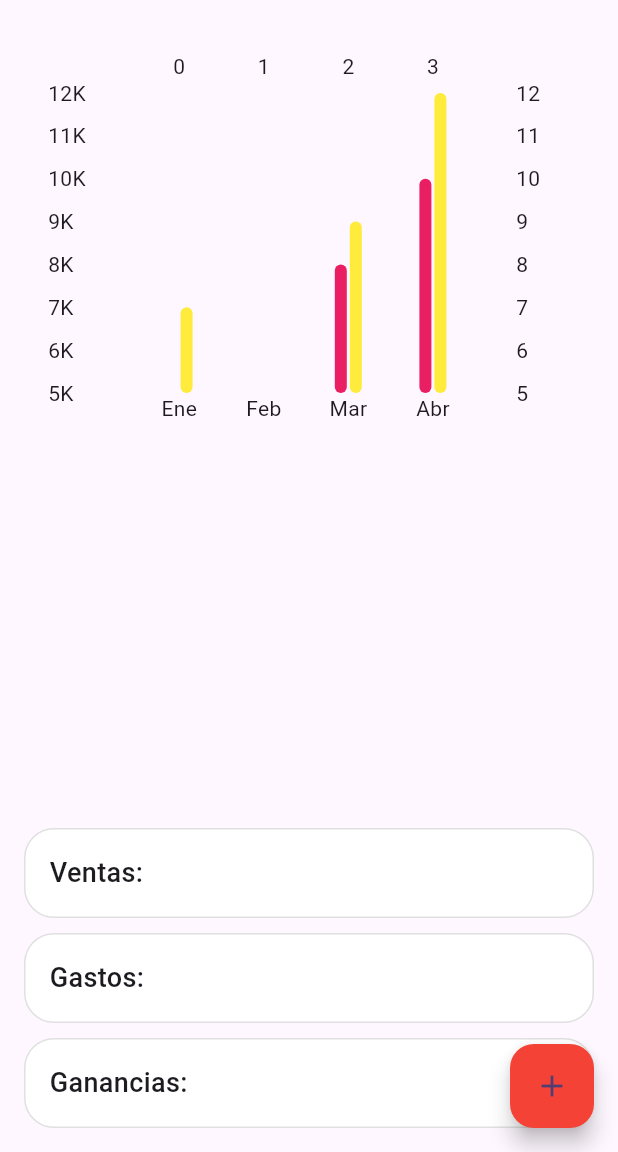
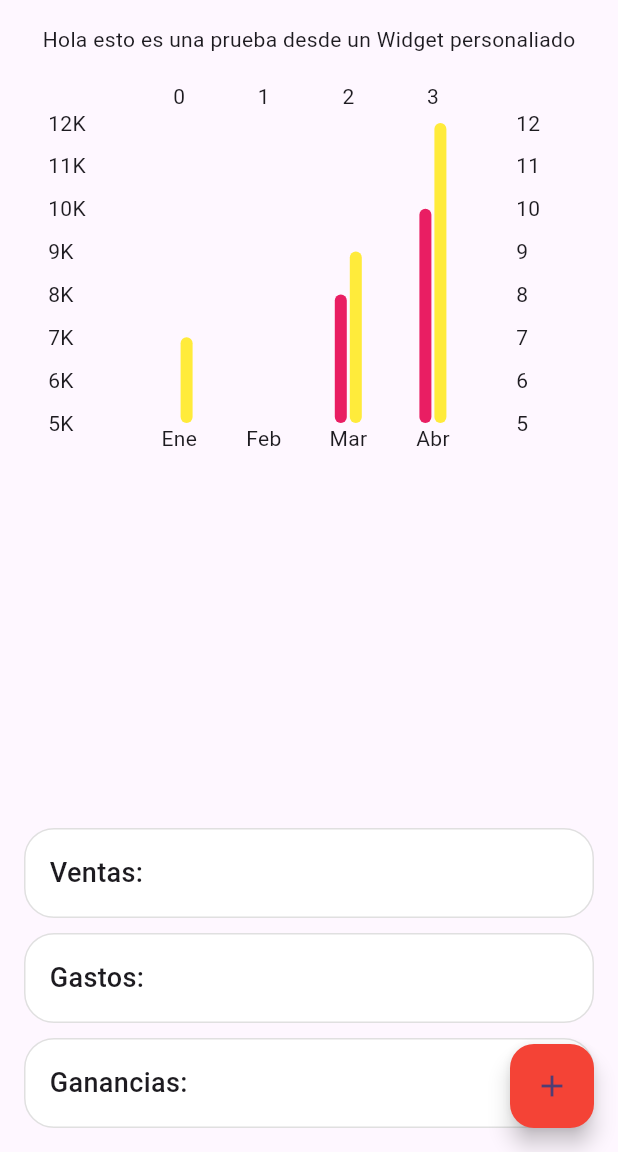
Before and after one commit to marlonbossa09/red_snack_gestion, a Flutter app: the HomeScreen screen opened directly, on a phone screen of 412 x 824 dp, the part 84-1236 px from its top. Run offline on Flutter 3.47's test engine with Material 3 defaults, Android fonts, the phone set to English and light mode, and no system bars; drawn by our look-alikes of fl_chart.

Commit message:
widget personalizado

```diff
--- a/lib/app/pages/home.dart
+++ b/lib/app/pages/home.dart
@@ -1,7 +1,8 @@
 import 'package:flutter/material.dart';
 import 'package:red_snack_gestion/app/pages/chat_page.dart';
 import 'package:red_snack_gestion/app/widget/appbar.dart';
-import 'package:red_snack_gestion/app/widget/grafica.dart'; // Biblioteca para gráficos de barras
+import 'package:red_snack_gestion/app/widget/grafica.dart';
+import 'package:red_snack_gestion/app/widget/prueba.dart'; // Biblioteca para gráficos de barras
 
 class HomeScreen extends StatelessWidget {
   const HomeScreen({super.key});
@@ -16,6 +17,7 @@ class HomeScreen extends StatelessWidget {
         child: Column(
           crossAxisAlignment: CrossAxisAlignment.center,
           children: [
+            Prueba(texto: 'Hola esto es una prueba desde un Widget personaliado'),
             // Usa Expanded o Flexible para el gráfico
             const Expanded(
               child: TransaccionesEstado(),
--- a/lib/app/pages/producto_page.dart
+++ b/lib/app/pages/producto_page.dart
@@ -76,7 +76,7 @@ class _ProductoPageState extends State<ProductoPage> {
                 },
                 style: ElevatedButton.styleFrom(
                   // ignore: deprecated_member_use
-                  primary: Colors.red, // Color de fondo
+                  backgroundColor: Colors.red, // Color de fondo
                   padding: const EdgeInsets.symmetric(horizontal: 40, vertical: 15),
                 ),
                 child: const Text(
@@ -127,7 +127,7 @@ class _ProductoPageState extends State<ProductoPage> {
                 },
                 style: ElevatedButton.styleFrom(
                   // ignore: deprecated_member_use
-                  primary: Colors.red, // Color del botón
+                  backgroundColor: Colors.red, // Color del botón
                   padding: const EdgeInsets.symmetric(horizontal: 40, vertical: 15),
                 ),
                 child: const Text("Agregar", style: TextStyle(color: Colors.white)),
--- /dev/null
+++ b/lib/app/widget/prueba.dart
@@ -0,0 +1,18 @@
+import 'package:flutter/material.dart';
+
+class Prueba extends StatelessWidget {
+  String texto;
+  Prueba({super.key, required this.texto});
+
+
+  @override
+  Widget build(BuildContext context) {
+    return Container(
+      child: Column(
+        children: [
+          Text('${this.texto}')
+        ],
+      ),
+    );
+  }
+}
```
Also changed, not shown: pubspec.lock.
